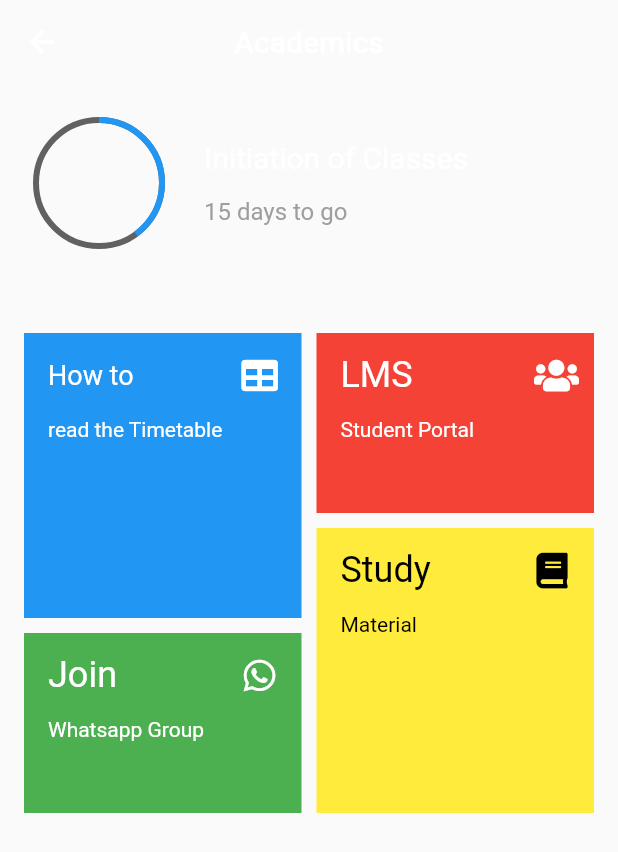
After one commit to FroshTIET/FroshApp, a Flutter app: the DashboardTwoPage screen opened directly, on a phone screen of 412 x 824 dp. The commit adds this screen. Shown: the top 852 px of the screen. Run offline on Flutter 3.47's test engine with Material 2 defaults, Android fonts, the light colour scheme and no system bars; our stand-ins replace cached_network_image, carousel_slider, dio, firebase_messaging, flutter_login, flutter_screenutil and 6 more; missing offline and left inert: flutter_inappwebview, flutter_showcase; accounts and stored records are empty; network calls fail.

Commit message:
Added academic page

```diff
--- /dev/null
+++ b/lib/screens/academics.dart
@@ -0,0 +1,209 @@
+import 'package:flutter/material.dart';
+import 'package:font_awesome_flutter/font_awesome_flutter.dart';
+import 'package:url_launcher/url_launcher.dart';
+
+class DashboardTwoPage extends StatelessWidget {
+  static final String path = "lib/src/pages/misc/dash2.dart";
+  final TextStyle whiteText = TextStyle(color: Colors.white);
+  @override
+  Widget build(BuildContext context) {
+    return Scaffold(
+      // backgroundColor: Colors.grey.shade800,
+      appBar: AppBar(
+        backgroundColor: Colors.transparent,
+        elevation: 0,
+        title: Text("Academics"),
+        centerTitle: true,
+      ),
+      body: _buildBody(context),
+    );
+  }
+
+  Widget _buildBody(BuildContext context) {
+    return SingleChildScrollView(
+      padding: const EdgeInsets.all(16.0),
+      child: Column(
+        children: <Widget>[
+          _buildHeader(),
+          const SizedBox(height: 50.0),
+          Row(
+            children: <Widget>[
+              Expanded(
+                child: Column(
+                  children: <Widget>[
+                    Container(
+                      height: 190,
+                      color: Colors.blue,
+                      child: Column(
+                        crossAxisAlignment: CrossAxisAlignment.start,
+                        children: <Widget>[
+                          ListTile(
+                            title: Text("How to",
+                                style: TextStyle(
+                                    color: Colors.white, fontSize: 18)),
+                            trailing: Icon(
+                              FontAwesomeIcons.table,
+                              color: Colors.white,
+                            ),
+                          ),
+                          Padding(
+                            padding: const EdgeInsets.only(left: 16.0),
+                            child: Text(
+                              'read the Timetable',
+                              style: whiteText,
+                            ),
+                          )
+                        ],
+                      ),
+                    ),
+                    const SizedBox(height: 10.0),
+                    Container(
+                      height: 120,
+                      color: Colors.green,
+                      child: Column(
+                        crossAxisAlignment: CrossAxisAlignment.start,
+                        children: <Widget>[
+                          ListTile(
+                            title: Text(
+                              "Join",
+                              style:
+                                  Theme.of(context).textTheme.display1.copyWith(
+                                        color: Colors.white,
+                                        fontSize: 24.0,
+                                      ),
+                            ),
+                            trailing: Icon(
+                              FontAwesomeIcons.whatsapp,
+                              color: Colors.white,
+                            ),
+                          ),
+                          Padding(
+                            padding: const EdgeInsets.only(left: 16.0),
+                            child: Text(
+                              'Whatsapp Group',
+                              style: whiteText,
+                            ),
+                          )
+                        ],
+                      ),
+                    ),
+                  ],
+                ),
+              ),
+              const SizedBox(width: 10.0),
+              Expanded(
+                child: Column(
+                  children: <Widget>[
+                    GestureDetector(
+                      child: Container(
+                        height: 120,
+                        color: Colors.red,
+                        child: Column(
+                          crossAxisAlignment: CrossAxisAlignment.start,
+                          children: <Widget>[
+                            ListTile(
+                              title: Text(
+                                "LMS",
+                                style: TextStyle(
+                                  color: Colors.white,
+                                  fontSize: 24.0,
+                                ),
+                              ),
+                              trailing: Icon(
+                                FontAwesomeIcons.users,
+                                color: Colors.white,
+                              ),
+                            ),
+                            Padding(
+                              padding: const EdgeInsets.only(left: 16.0),
+                              child: Text(
+                                'Student Portal',
+                                style: whiteText,
+                              ),
+                            )
+                          ],
+                        ),
+                      ),
+                    ),
+                    const SizedBox(height: 10.0),
+                    Container(
+                      height: 190,
+                      color: Colors.yellow,
+                      child: Column(
+                        crossAxisAlignment: CrossAxisAlignment.start,
+                        children: <Widget>[
+                          ListTile(
+                            title: Text(
+                              "Study",
+                              style: TextStyle(
+                                fontSize: 24.0,
+                                color: Colors.black,
+                              ),
+                            ),
+                            trailing: Icon(
+                              FontAwesomeIcons.book,
+                              color: Colors.black,
+                            ),
+                          ),
+                          Padding(
+                            padding: const EdgeInsets.only(left: 16.0),
+                            child: Text(
+                              'Material',
+                              style: TextStyle(color: Colors.black),
+                            ),
+                          )
+                        ],
+                      ),
+                    ),
+                  ],
+                ),
+              )
+            ],
+          )
+        ],
+      ),
+    );
+  }
+
+  Widget _buildHeader() {
+    return Row(
+      children: <Widget>[
+        Container(
+          height: 100,
+          width: 100,
+          padding: const EdgeInsets.all(8.0),
+          child: CircularProgressIndicator(
+            value: 0.4,
+            valueColor: AlwaysStoppedAnimation(Colors.blue),
+            backgroundColor: Colors.grey.shade700,
+          ),
+        ),
+        const SizedBox(width: 20.0),
+        Expanded(
+          child: Column(
+            crossAxisAlignment: CrossAxisAlignment.start,
+            children: <Widget>[
+              Text(
+                "Initiation of Classes",
+                style: whiteText.copyWith(fontSize: 20.0),
+              ),
+              const SizedBox(height: 15.0),
+              Text(
+                "15 days to go",
+                style: TextStyle(color: Colors.grey, fontSize: 16.0),
+              ),
+            ],
+          ),
+        )
+      ],
+    );
+  }
+}
+
+_launchURL(String url) async {
+  if (await canLaunch(url)) {
+    await launch(url);
+  } else {
+    throw 'Could not launch $url';
+  }
+}
--- a/lib/screens/teampage.dart
+++ b/lib/screens/teampage.dart
@@ -26,6 +26,10 @@ class _TeamPageState extends State<TeamPage> {
     var mediaQuery = MediaQuery.of(context);
 
     return Scaffold(
+      extendBodyBehindAppBar: true,
+      appBar: AppBar(
+        backgroundColor: Colors.transparent,
+      ),
       key: scaffoldState,
       body: Stack(
         children: <Widget>[
--- a/lib/widgets/profileContent.dart
+++ b/lib/widgets/profileContent.dart
@@ -37,11 +37,6 @@ class _HomeDrawerState extends State<HomeDrawer>
           labelName: '29th January, 2001',
           icon: Icon(Icons.event),
           addDivider: true),
-      DrawerList(
-        index: DrawerIndex.FeedBack,
-        labelName: 'The Harry Potter Club',
-        icon: Icon(Icons.home),
-      ),
       DrawerList(
         index: DrawerIndex.Share,
         labelName: 'Rate the app',
--- a/lib/widgets/timeline.dart
+++ b/lib/widgets/timeline.dart
@@ -95,7 +95,6 @@ class _FroshTimelineState extends State<_FroshTimeline> {
     _steps = _generateData();
 
     return Container(
-      color: const Color(0xFF1D1E20),
       child: Theme(
         data: Theme.of(context).copyWith(
           accentColor: Colors.white.withOpacity(0.2),
--- a/pubspec.yaml
+++ b/pubspec.yaml
@@ -44,7 +44,7 @@ dependencies:
   timeline_tile:
   dio:
   flutter_inappwebview:
-  firebase_messaging: 7.0.0
+  firebase_messaging: 6.0.13
   firebase_analytics: 6.0.0
   snaplist:
 dev_dependencies:
```
Also changed, not shown: lib/screens/home.dart (+40 -26 lines), lib/screens/main_screen.dart (+8 -2 lines), lib/widgets/parallaxCard.dart (+12 -85 lines), assets/starterkit.jpg (added), pubspec.lock, 1 other file.
